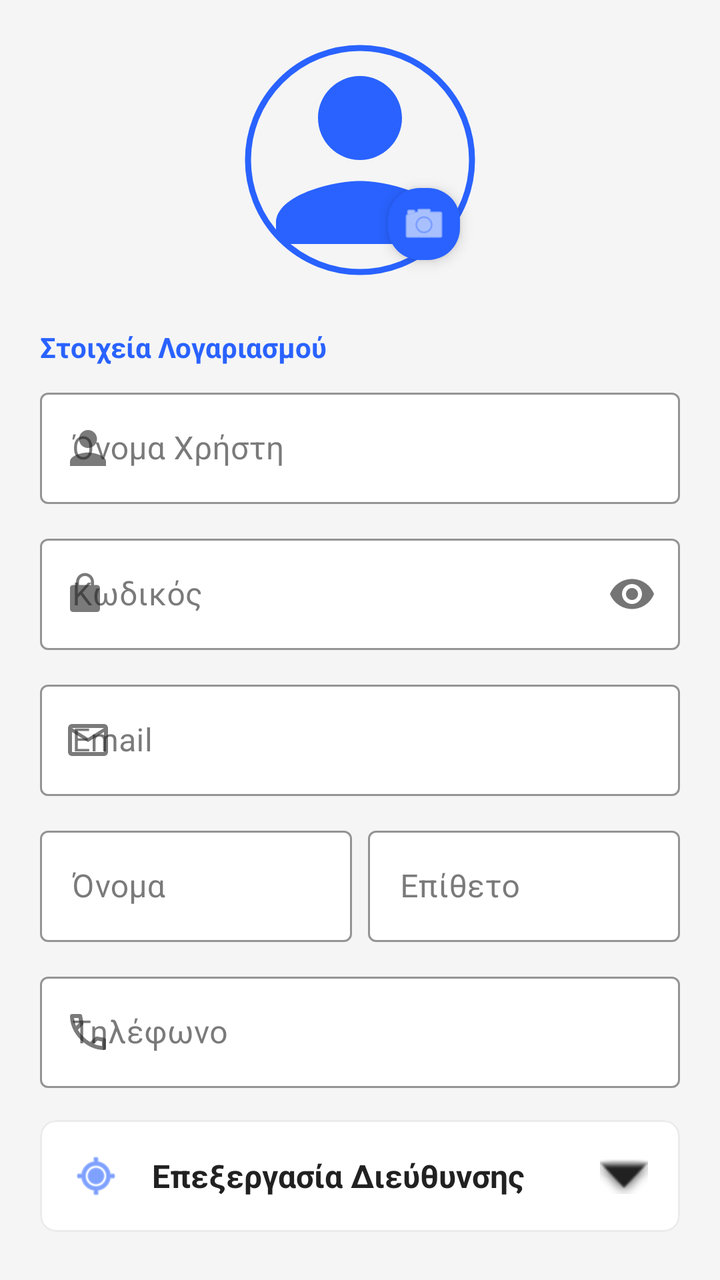
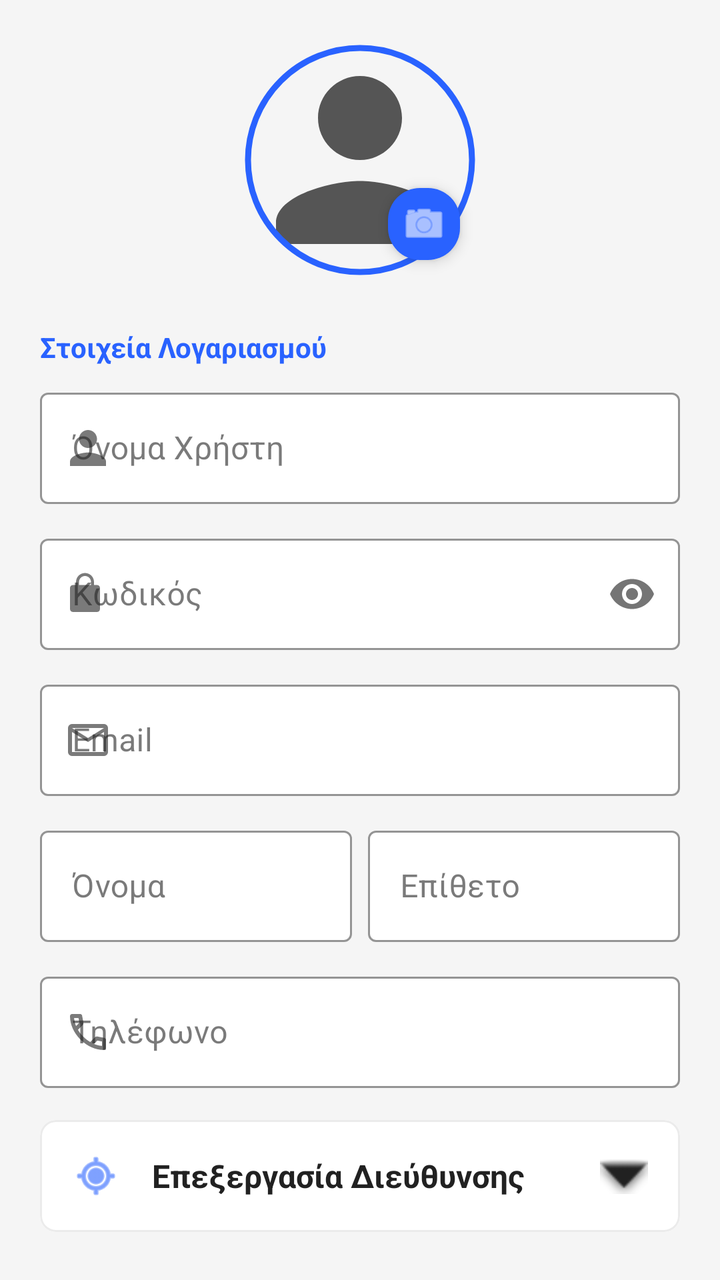

The first picture is an Android layout as it rendered before a commit; the second is the same layout after the commit. The layout source and the unified diff follow.
<!-- AndroidManifest.xml: application theme Theme.Team21 -->
<!-- res/layout/activity_user_edit_data.xml -->
<?xml version="1.0" encoding="utf-8"?>
<androidx.core.widget.NestedScrollView
    xmlns:android="http://schemas.android.com/apk/res/android"
    xmlns:app="http://schemas.android.com/apk/res-auto"
    xmlns:tools="http://schemas.android.com/tools"
    android:id="@+id/main"
    android:layout_width="match_parent"
    android:layout_height="match_parent"
    android:fillViewport="true"
    android:background="?android:attr/windowBackground"
    tools:context=".view.user.EditData.UserEditDataActivity">

    <LinearLayout
        android:layout_width="match_parent"
        android:layout_height="wrap_content"
        android:orientation="vertical"
        android:padding="20dp">

        
        <FrameLayout
            android:layout_width="wrap_content"
            android:layout_height="wrap_content"
            android:layout_gravity="center"
            android:layout_marginBottom="24dp">

            <com.google.android.material.imageview.ShapeableImageView
                android:id="@+id/ivProfileImage"
                android:layout_width="120dp"
                android:layout_height="120dp"
                android:src="@drawable/ic_person"
                android:padding="4dp"
                android:scaleType="centerCrop"
                app:strokeWidth="3dp"
                app:strokeColor="?attr/colorPrimary"
                app:shapeAppearanceOverlay="@style/CircleImage"
                app:tint="?attr/colorPrimary" />

            
            <com.google.android.material.floatingactionbutton.FloatingActionButton
                android:id="@+id/fabEditPhoto"
                android:layout_width="wrap_content"
                android:layout_height="wrap_content"
                android:layout_gravity="bottom|end"
                android:layout_marginEnd="4dp"
                android:layout_marginBottom="4dp"
                app:fabCustomSize="36dp"
                app:srcCompat="@android:drawable/ic_menu_camera"
                app:tint="?attr/colorOnPrimary"
                app:backgroundTint="?attr/colorPrimary"
                app:elevation="4dp"
                android:contentDescription="Επεξεργασία Φωτογραφίας" />
        </FrameLayout>

        <TextView
            android:layout_width="wrap_content"
            android:layout_height="wrap_content"
            android:layout_marginBottom="8dp"
            android:text="Στοιχεία Λογαριασμού"
            android:textColor="?attr/colorPrimary"
            android:textStyle="bold" />

        
        <com.google.android.material.textfield.TextInputLayout
            style="@style/Widget.MaterialComponents.TextInputLayout.OutlinedBox"
            android:layout_width="match_parent"
            android:layout_height="wrap_content"
            android:layout_marginBottom="12dp"
            app:boxBackgroundColor="?attr/colorSurface"
            app:boxStrokeColor="?attr/colorPrimary"
            android:hint="Όνομα Χρήστη"
            app:startIconDrawable="@drawable/ic_person">
            <com.google.android.material.textfield.TextInputEditText
                android:id="@+id/etUsername"
                android:layout_width="match_parent"
                android:layout_height="wrap_content"
                android:textColor="?attr/colorOnSurface"
                android:inputType="textPersonName" />
        </com.google.android.material.textfield.TextInputLayout>

        <com.google.android.material.textfield.TextInputLayout
            style="@style/Widget.MaterialComponents.TextInputLayout.OutlinedBox"
            android:layout_width="match_parent"
            android:layout_height="wrap_content"
            android:layout_marginBottom="12dp"
            app:boxBackgroundColor="?attr/colorSurface"
            app:boxStrokeColor="?attr/colorPrimary"
            android:hint="Κωδικός"
            app:passwordToggleEnabled="true"
            app:startIconDrawable="@drawable/ic_lock">
            <com.google.android.material.textfield.TextInputEditText
                android:id="@+id/etPassword"
                android:layout_width="match_parent"
                android:layout_height="wrap_content"
                android:textColor="?attr/colorOnSurface"
                android:inputType="textPassword" />
        </com.google.android.material.textfield.TextInputLayout>

        <com.google.android.material.textfield.TextInputLayout
            style="@style/Widget.MaterialComponents.TextInputLayout.OutlinedBox"
            android:layout_width="match_parent"
            android:layout_height="wrap_content"
            android:layout_marginBottom="12dp"
            app:boxBackgroundColor="?attr/colorSurface"
            app:boxStrokeColor="?attr/colorPrimary"
            android:hint="Email"
            app:startIconDrawable="@drawable/ic_email">
            <com.google.android.material.textfield.TextInputEditText
                android:id="@+id/etEmail"
                android:layout_width="match_parent"
                android:layout_height="wrap_content"
                android:textColor="?attr/colorOnSurface"
                android:inputType="textEmailAddress" />
        </com.google.android.material.textfield.TextInputLayout>

        <LinearLayout
            android:layout_width="match_parent"
            android:layout_height="wrap_content"
            android:orientation="horizontal"
            android:baselineAligned="false">

            <com.google.android.material.textfield.TextInputLayout
                style="@style/Widget.MaterialComponents.TextInputLayout.OutlinedBox"
                android:layout_width="0dp"
                android:layout_height="wrap_content"
                android:layout_marginEnd="8dp"
                android:layout_weight="1"
                app:boxBackgroundColor="?attr/colorSurface"
                app:boxStrokeColor="?attr/colorPrimary"
                android:hint="Όνομα">
                <com.google.android.material.textfield.TextInputEditText
                    android:id="@+id/etFirstName"
                    android:layout_width="match_parent"
                    android:layout_height="wrap_content"
                    android:textColor="?attr/colorOnSurface"
                    android:inputType="textPersonName" />
            </com.google.android.material.textfield.TextInputLayout>

            <com.google.android.material.textfield.TextInputLayout
                style="@style/Widget.MaterialComponents.TextInputLayout.OutlinedBox"
                android:layout_width="0dp"
                android:layout_height="wrap_content"
                android:layout_weight="1"
                app:boxBackgroundColor="?attr/colorSurface"
                app:boxStrokeColor="?attr/colorPrimary"
                android:hint="Επίθετο">
                <com.google.android.material.textfield.TextInputEditText
                    android:id="@+id/etLastName"
                    android:layout_width="match_parent"
                    android:layout_height="wrap_content"
                    android:textColor="?attr/colorOnSurface"
                    android:inputType="textPersonName" />
            </com.google.android.material.textfield.TextInputLayout>
        </LinearLayout>

        <com.google.android.material.textfield.TextInputLayout
            style="@style/Widget.MaterialComponents.TextInputLayout.OutlinedBox"
            android:layout_width="match_parent"
            android:layout_height="wrap_content"
            android:layout_marginTop="12dp"
            android:layout_marginBottom="16dp"
            app:boxBackgroundColor="?attr/colorSurface"
            app:boxStrokeColor="?attr/colorPrimary"
            android:hint="Τηλέφωνο"
            app:startIconDrawable="@drawable/ic_phone">
            <com.google.android.material.textfield.TextInputEditText
                android:id="@+id/etPhone"
                android:layout_width="match_parent"
                android:layout_height="wrap_content"
                android:textColor="?attr/colorOnSurface"
                android:inputType="phone" />
        </com.google.android.material.textfield.TextInputLayout>

        
        <com.google.android.material.card.MaterialCardView
            android:id="@+id/cardToggleAddress"
            android:layout_width="match_parent"
            android:layout_height="wrap_content"
            android:layout_marginBottom="12dp"
            android:clickable="true"
            android:focusable="true"
            app:cardBackgroundColor="?attr/colorSurface"
            app:cardElevation="0dp"
            app:strokeWidth="1dp"
            app:strokeColor="?attr/colorSurfaceVariant"
            app:cardCornerRadius="8dp">

            <LinearLayout
                android:layout_width="match_parent"
                android:layout_height="wrap_content"
                android:orientation="horizontal"
                android:padding="16dp"
                android:gravity="center_vertical">

                <ImageView
                    android:layout_width="24dp"
                    android:layout_height="24dp"
                    android:src="@android:drawable/ic_menu_mylocation"
                    app:tint="?attr/colorPrimary" />

                <TextView
                    android:layout_width="0dp"
                    android:layout_height="wrap_content"
                    android:layout_weight="1"
                    android:layout_marginStart="16dp"
                    android:text="Επεξεργασία Διεύθυνσης"
                    android:textSize="16sp"
                    android:textStyle="bold"
                    android:textColor="?attr/colorOnSurface" />

                <ImageView
                    android:id="@+id/ivAddressToggleArrow"
                    android:layout_width="24dp"
                    android:layout_height="24dp"
                    android:src="@android:drawable/arrow_down_float"
                    app:tint="?attr/colorOnSurface" />
            </LinearLayout>
        </com.google.android.material.card.MaterialCardView>

        
        <LinearLayout
            android:id="@+id/layoutAddressContainer"
            android:layout_width="match_parent"
            android:layout_height="wrap_content"
            android:orientation="vertical"
            android:visibility="gone">

            <LinearLayout
                android:layout_width="match_parent"
                android:layout_height="wrap_content"
                android:orientation="horizontal">
                <com.google.android.material.textfield.TextInputLayout
                    style="@style/Widget.MaterialComponents.TextInputLayout.OutlinedBox"
                    android:layout_width="0dp"
                    android:layout_height="wrap_content"
                    android:layout_marginEnd="8dp"
                    android:layout_weight="3"
                    app:boxBackgroundColor="?attr/colorSurface"
                    app:boxStrokeColor="?attr/colorPrimary"
                    android:hint="Οδός">
                    <com.google.android.material.textfield.TextInputEditText
                        android:id="@+id/etStreet"
                        android:layout_width="match_parent"
                        android:layout_height="wrap_content"
                        android:textColor="?attr/colorOnSurface"
                        android:inputType="textPostalAddress" />
                </com.google.android.material.textfield.TextInputLayout>

                <com.google.android.material.textfield.TextInputLayout
                    style="@style/Widget.MaterialComponents.TextInputLayout.OutlinedBox"
                    android:layout_width="0dp"
                    android:layout_height="wrap_content"
                    android:layout_weight="1"
                    app:boxBackgroundColor="?attr/colorSurface"
                    app:boxStrokeColor="?attr/colorPrimary"
                    android:hint="Αριθμός">
                    <com.google.android.material.textfield.TextInputEditText
                        android:id="@+id/etStreetNo"
                        android:layout_width="match_parent"
                        android:layout_height="wrap_content"
                        android:textColor="?attr/colorOnSurface"
                        android:inputType="number" />
                </com.google.android.material.textfield.TextInputLayout>
            </LinearLayout>

            <LinearLayout
                android:layout_width="match_parent"
                android:layout_height="wrap_content"
                android:orientation="horizontal"
                android:layout_marginTop="12dp">
                <com.google.android.material.textfield.TextInputLayout
                    style="@style/Widget.MaterialComponents.TextInputLayout.OutlinedBox"
                    android:layout_width="0dp"
                    android:layout_height="wrap_content"
                    android:layout_marginEnd="8dp"
                    android:layout_weight="2"
                    app:boxBackgroundColor="?attr/colorSurface"
                    app:boxStrokeColor="?attr/colorPrimary"
                    android:hint="Πόλη">
                    <com.google.android.material.textfield.TextInputEditText
                        android:id="@+id/etCity"
                        android:layout_width="match_parent"
                        android:layout_height="wrap_content"
                        android:textColor="?attr/colorOnSurface"
                        android:inputType="text" />
                </com.google.android.material.textfield.TextInputLayout>

                <com.google.android.material.textfield.TextInputLayout
                    style="@style/Widget.MaterialComponents.TextInputLayout.OutlinedBox"
                    android:layout_width="0dp"
                    android:layout_height="wrap_content"
                    android:layout_weight="1"
                    app:boxBackgroundColor="?attr/colorSurface"
                    app:boxStrokeColor="?attr/colorPrimary"
                    android:hint="Τ.Κ.">
                    <com.google.android.material.textfield.TextInputEditText
                        android:id="@+id/etZip"
                        android:layout_width="match_parent"
                        android:layout_height="wrap_content"
                        android:textColor="?attr/colorOnSurface"
                        android:inputType="number" />
                </com.google.android.material.textfield.TextInputLayout>
            </LinearLayout>

            <com.google.android.material.textfield.TextInputLayout
                style="@style/Widget.MaterialComponents.TextInputLayout.OutlinedBox"
                android:layout_width="match_parent"
                android:layout_height="wrap_content"
                android:layout_marginTop="12dp"
                android:layout_marginBottom="16dp"
                app:boxBackgroundColor="?attr/colorSurface"
                app:boxStrokeColor="?attr/colorPrimary"
                android:hint="Χώρα">
                <com.google.android.material.textfield.TextInputEditText
                    android:id="@+id/etCountry"
                    android:layout_width="match_parent"
                    android:layout_height="wrap_content"
                    android:textColor="?attr/colorOnSurface"
                    android:inputType="text" />
            </com.google.android.material.textfield.TextInputLayout>
        </LinearLayout>

        <com.google.android.material.button.MaterialButton
            android:id="@+id/btnSaveData"
            android:layout_width="match_parent"
            android:layout_height="60dp"
            android:layout_marginTop="16dp"
            android:layout_marginBottom="16dp"
            app:backgroundTint="?attr/colorPrimary"
            android:text="ΑΠΟΘΗΚΕΥΣΗ"
            android:textColor="?attr/colorOnPrimary"
            android:textSize="16sp"
            android:textStyle="bold"
            app:cornerRadius="12dp" />
    </LinearLayout>
</androidx.core.widget.NestedScrollView>
<!-- resources referenced by this layout -->
<resources>
  <!-- drawable ic_email (drawable) -->
  <vector xmlns:android="http://schemas.android.com/apk/res/android"
      android:width="24dp"
      android:height="24dp"
      android:viewportWidth="960"
      android:viewportHeight="960"
      android:tint="?attr/colorControlNormal">
    <path
        android:fillColor="@android:color/white"
        android:pathData="M160,800Q127,800 103.5,776.5Q80,753 80,720L80,240Q80,207 103.5,183.5Q127,160 160,160L800,160Q833,160 856.5,183.5Q880,207 880,240L880,720Q880,753 856.5,776.5Q833,800 800,800L160,800ZM480,520L160,320L160,720Q160,720 160,720Q160,720 160,720L800,720Q800,720 800,720Q800,720 800,720L800,320L480,520ZM480,440L800,240L160,240L480,440ZM160,320L160,240L160,240L160,320L160,720Q160,720 160,720Q160,720 160,720L160,720Q160,720 160,720Q160,720 160,720L160,320Z"/>
  </vector>
  <!-- drawable ic_lock (drawable) -->
  <vector xmlns:android="http://schemas.android.com/apk/res/android"
      android:width="24dp"
      android:height="24dp"
      android:viewportWidth="1024"
      android:viewportHeight="1024">
    <path
        android:fillColor="#555555"
        android:pathData="M704 320h-64v-64c0-105.9-86.1-192-192-192S256 150.1 256 256v64h-64c-35.3 0-64 28.7-64 64v448c0 35.3 28.7 64 64 64h512c35.3 0 64-28.7 64-64V384c0-35.3-28.7-64-64-64z m-384-64c0-70.6 57.4-128 128-128s128 57.4 128 128v64H320v-64z"/>
  </vector>
  <!-- drawable ic_person (drawable) -->
  <vector xmlns:android="http://schemas.android.com/apk/res/android"
      android:width="24dp"
      android:height="24dp"
      android:viewportWidth="1024"
      android:viewportHeight="1024">
    <path
        android:fillColor="#555555"
        android:pathData="M512,512c105.6,0 192,-86.4 192,-192s-86.4,-192 -192,-192 -192,86.4 -192,192S406.4,512 512,512zM512,608c-127.2,0 -384,64.8 -384,192l0,96 768,0 0,-96C896,672.8 639.2,608 512,608z"/>
  </vector>
  <style name="CircleImage">
          <item name="cornerFamily">rounded</item>
          <item name="cornerSize">50%</item>
      </style>
  <style name="Theme.Team21" parent="Base.Theme.Team21" />
  <style name="Base.Theme.Team21" parent="Theme.Material3.DayNight.NoActionBar">
  
          
          <item name="android:windowBackground">@color/bg_light</item>
          <item name="colorSurface">@color/card_light</item>
          <item name="colorSurfaceVariant">@color/input_bg_light</item>
  
          
          <item name="colorOnSurface">@color/text_dark</item>
          <item name="colorOnSurfaceVariant">@color/text_muted_light</item>
  
          <item name="colorOnPrimary">@color/white</item>
  
          
          <item name="colorPrimary">@color/eshop_primary</item>
          <item name="colorSecondary">@color/eshop_accent</item>
  
          <item name="colorError">@color/error_red_light</item>
  
          
          <item name="android:statusBarColor">@color/bg_light</item>
          <item name="android:windowLightStatusBar">true</item>
  
          
          <item name="colorFilterActive">@color/filter_active_light</item>
          <item name="colorFilterUnselected">@color/filter_bg_unselected_light</item>
  
          
          <item name="colorMenuButton">@color/teal_menu_light</item>
      </style>
  <color name="bg_light">#F5F5F5</color>
  <color name="card_light">#FFFFFF</color>
  <color name="input_bg_light">#EBEBEB</color>
  <color name="text_dark">#212121</color>
  <color name="text_muted_light">#757575</color>
  <color name="white">#FFFFFFFF</color>
  <color name="eshop_primary">#2962FF</color>
  <color name="eshop_accent">#FF6D00</color>
  <color name="error_red_light">#D32F2F</color>
  <color name="filter_active_light">#2962FF</color>
  <color name="filter_bg_unselected_light">#E0E0E0</color>
  <color name="teal_menu_light">#009688</color>
  <!-- unchanged entries left out for length: 1 -->
</resources>

<!-- the commit's change to res/layout/activity_user_edit_data.xml (unified diff, before → after) -->
@@ -32,8 +32,7 @@
                 android:scaleType="centerCrop"
                 app:strokeWidth="3dp"
                 app:strokeColor="?attr/colorPrimary"
-                app:shapeAppearanceOverlay="@style/CircleImage"
-                app:tint="?attr/colorPrimary" />
+                app:shapeAppearanceOverlay="@style/CircleImage"/>
 
             
             <com.google.android.material.floatingactionbutton.FloatingActionButton
